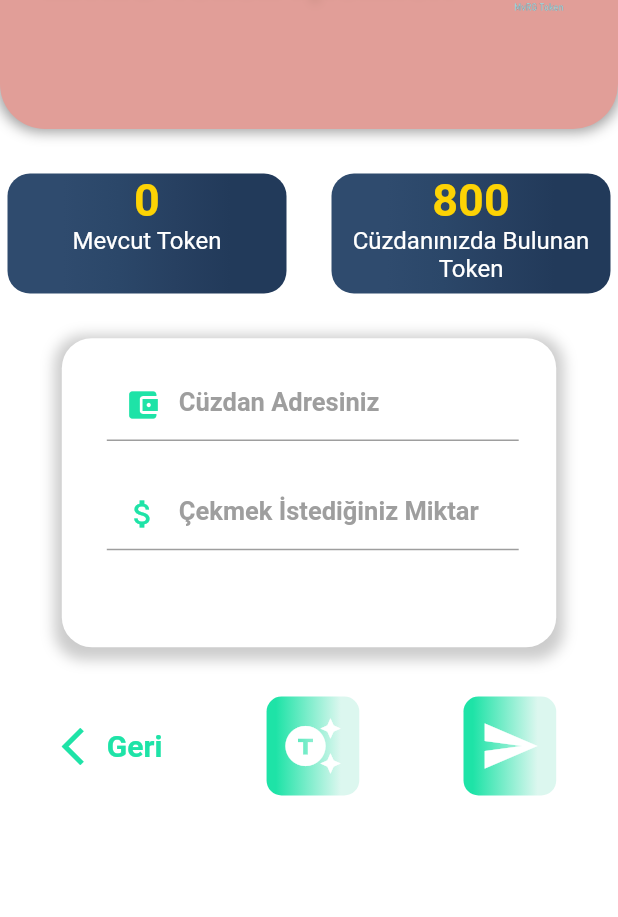
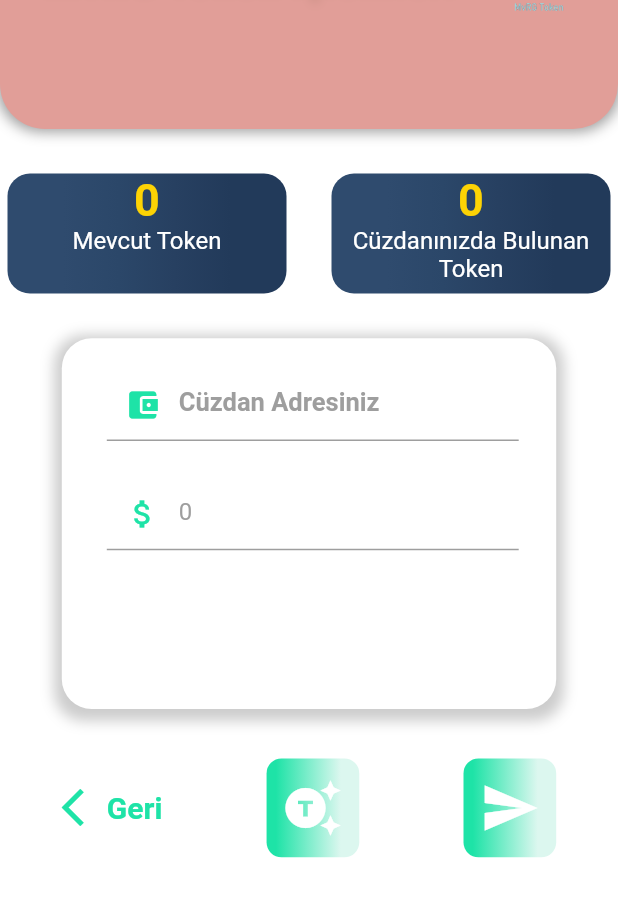
Before and after one commit to MrBuluc/mvrg_app, a Flutter app: the TokenTransferPage screen opened directly, on a phone screen of 412 x 824 dp, the part 180-1097 px from its top. Run offline on Flutter 3.47's test engine with Material 2 defaults, Android fonts, the phone set to English and light mode, and no system bars; our stand-ins replace awesome_dialog, cloud_firestore, connectivity_plus, firebase_auth, firebase_core, firebase_storage and 3 more; missing offline and left inert: barcode_scan2; accounts and stored records are empty; Roboto replaces fonts that are missing (Catamaran).

Commit message:
fixed some token_transfer_page design issues

```diff
--- a/lib/services/validator.dart
+++ b/lib/services/validator.dart
@@ -59,7 +59,7 @@ class Validator {
 
   static String? checkPrice(String? value) {
     if (int.tryParse(value!) != null) {
-      if (int.parse(value) <= 0) {
+      if (int.parse(value) < 0) {
         return "Lütfen 0 dan büyük bir değer giriniz";
       }
       return null;
--- a/lib/ui/token_transfer_page/token_transfer_page.dart
+++ b/lib/ui/token_transfer_page/token_transfer_page.dart
@@ -1,5 +1,4 @@
 import 'package:flutter/material.dart';
-import 'package:mvrg_app/common_widget/form/form_c.dart';
 import 'package:mvrg_app/common_widget/form/icon_button_with_progress.dart';
 import 'package:mvrg_app/common_widget/header/header_with_row.dart';
 import 'package:mvrg_app/common_widget/text_form_fieldC.dart';
@@ -19,13 +18,15 @@ class _TokenTransferPageState extends State<TokenTransferPage> {
   late Size size;
 
   TextEditingController addressCnt = TextEditingController();
-  TextEditingController countCnt = TextEditingController();
+  TextEditingController countCnt = TextEditingController(text: "0");
 
   bool isProgress = false;
 
   GlobalKey<FormState> formKey = GlobalKey<FormState>();
 
   int? token;
+
+  String balanceStr = "0";
 
   @override
   void initState() {
@@ -70,7 +71,7 @@ class _TokenTransferPageState extends State<TokenTransferPage> {
               mainAxisAlignment: MainAxisAlignment.spaceBetween,
               children: [
                 buildWalletWidget(token!.toString(), "Mevcut Token"),
-                buildWalletWidget("800", "Cüzdanınızda Bulunan Token")
+                buildWalletWidget(balanceStr, "Cüzdanınızda Bulunan Token")
               ],
             ),
             SizedBox(
@@ -84,13 +85,13 @@ class _TokenTransferPageState extends State<TokenTransferPage> {
     );
   }
 
-  Widget buildWalletWidget(String countStr, String text) => Container(
+  Widget buildWalletWidget(String countStr, String text) => SizedBox(
         height: 90,
         width: size.width / 2 - 10,
         child: Padding(
           padding: const EdgeInsets.all(5),
           child: Container(
-            decoration: BoxDecoration(
+            decoration: const BoxDecoration(
                 borderRadius: BorderRadius.all(Radius.circular(15)),
                 gradient: LinearGradient(
                     begin: Alignment.centerLeft,
@@ -111,7 +112,7 @@ class _TokenTransferPageState extends State<TokenTransferPage> {
               crossAxisAlignment: CrossAxisAlignment.center,
               mainAxisAlignment: MainAxisAlignment.center,
               children: [
-                Container(
+                SizedBox(
                   height: 80,
                   child: Center(
                     child: ListView(
@@ -119,7 +120,7 @@ class _TokenTransferPageState extends State<TokenTransferPage> {
                         Text(
                           countStr,
                           textAlign: TextAlign.center,
-                          style: TextStyle(
+                          style: const TextStyle(
                               color: Color.fromRGBO(253, 211, 4, 1),
                               fontWeight: FontWeight.bold,
                               fontSize: 30),
@@ -127,7 +128,8 @@ class _TokenTransferPageState extends State<TokenTransferPage> {
                         Text(
                           text,
                           textAlign: TextAlign.center,
-                          style: TextStyle(color: Colors.white, fontSize: 16),
+                          style: const TextStyle(
+                              color: Colors.white, fontSize: 16),
                         )
                       ],
                     ),
@@ -139,15 +141,24 @@ class _TokenTransferPageState extends State<TokenTransferPage> {
         ),
       );
 
-  Widget buildTextForms() => FormC(
-      top: size.height * .23,
-      height: size.height * .25,
+  Widget buildTextForms() => Container(
+        height: size.height * .3,
         width: size.width * .8,
-      formKey: formKey,
+        decoration: BoxDecoration(
+            color: Colors.white,
+            borderRadius: BorderRadius.circular(20),
+            boxShadow: [
+              BoxShadow(
+                  color: Colors.black.withOpacity(.2),
+                  spreadRadius: 5,
+                  blurRadius: 7,
+                  offset: const Offset(0, 3))
+            ]),
         child: Form(
           key: formKey,
           child: Padding(
-          padding: EdgeInsets.only(top: size.width * .05, right: 25, left: 30),
+            padding:
+                EdgeInsets.only(top: size.width * .05, right: 25, left: 30),
             child: Column(
               crossAxisAlignment: CrossAxisAlignment.start,
               children: [
@@ -171,7 +182,8 @@ class _TokenTransferPageState extends State<TokenTransferPage> {
               ],
             ),
           ),
-      ));
+        ),
+      );
 
   String? checkAddress(String? value) {
     RegExp regExp = RegExp("/^0x[a-fA-F0-9]{40}\$/g");
```
Lines whose indentation alone changed are shown as unchanged.
